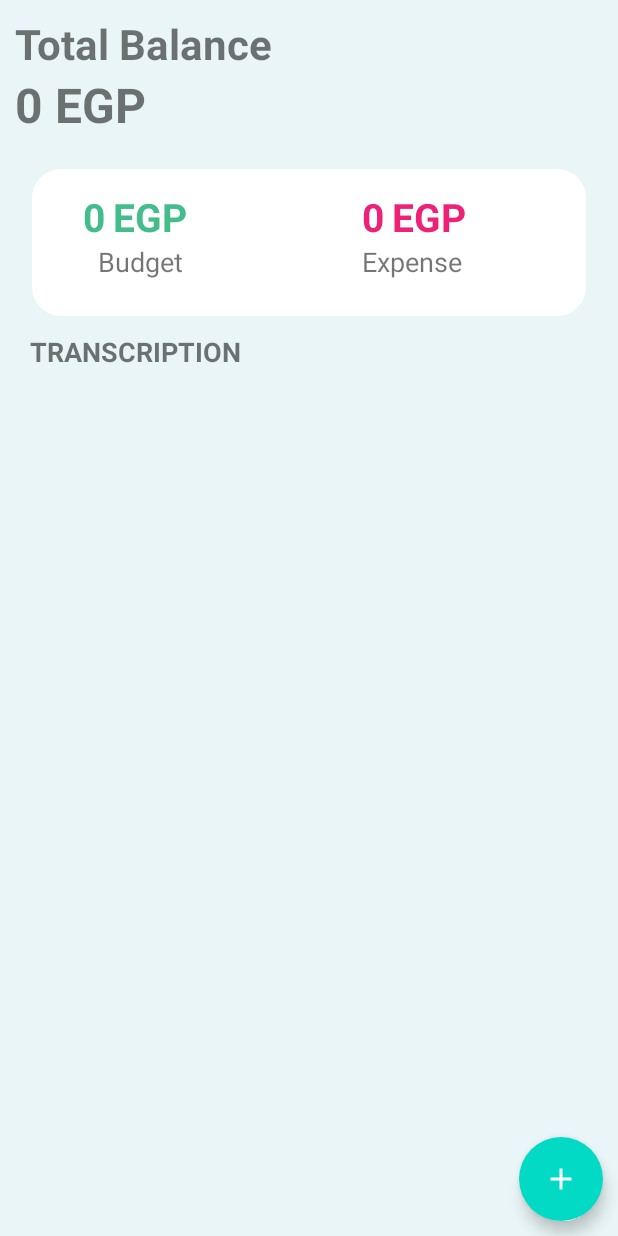
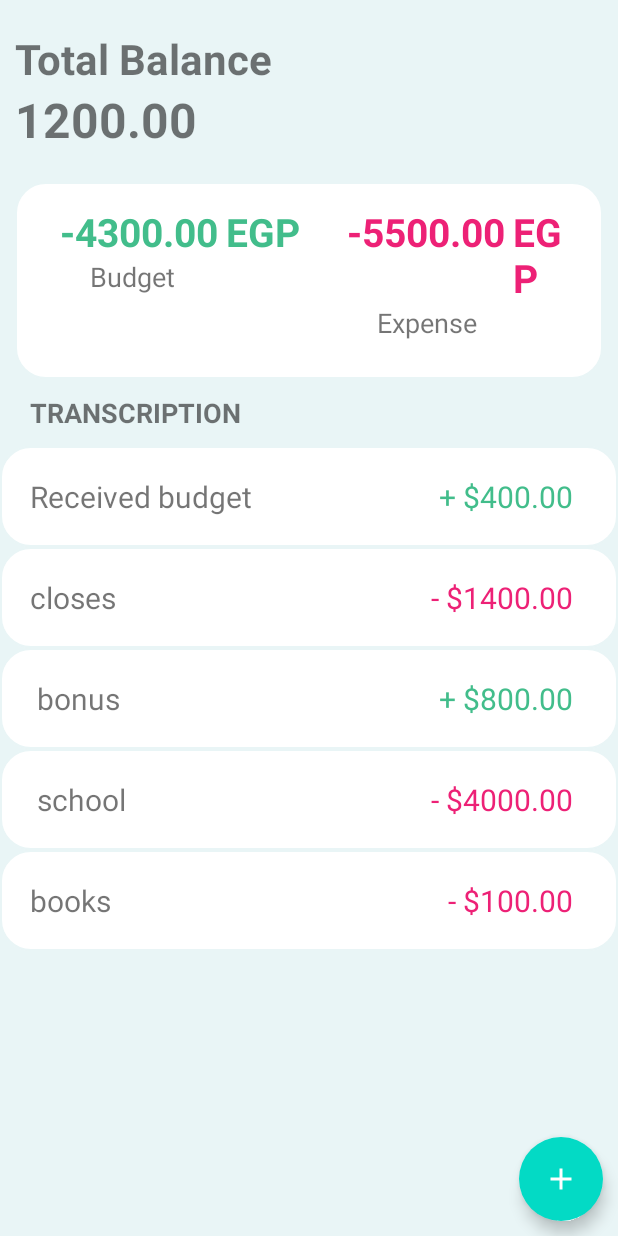
Before and after one commit to ayaAhmedEsmail/My-Money, an Android app: the screen it shows after launch once a user with an empty profile is signed in (MainActivity), on a phone screen of 412 x 824 dp. Run offline under Robolectric (Android 15) with nearby library versions, the light colour scheme and no system bars; our stand-ins replace Firebase (no records; nobody signed in at launch, a user with empty details on screens opened directly).

Commit message:
Main activity UI - Transaction recyclerView

```diff
--- a/app/src/main/AndroidManifest.xml
+++ b/app/src/main/AndroidManifest.xml
@@ -9,7 +9,7 @@
         android:roundIcon="@mipmap/ic_launcher_round"
         android:supportsRtl="true"
         android:theme="@style/Theme.MyMoney">
-        <activity android:name=".ForgotPasswordActivity"></activity>
+        <activity android:name=".login.ForgotPasswordActivity"></activity>
         <activity android:name=".SplashScreen">
             <intent-filter>
                 <action android:name="android.intent.action.MAIN" />
@@ -17,9 +17,9 @@
                 <category android:name="android.intent.category.LAUNCHER" />
             </intent-filter>
         </activity>
-        <activity android:name=".LogInActivity" />
+        <activity android:name=".login.LogInActivity" />
         <activity android:name=".MainActivity" />
-        <activity android:name=".RegisterActivity" />
+        <activity android:name=".login.RegisterActivity" />
     </application>
 
 </manifest>
--- a/app/src/main/java/com/example/mymoney/MainActivity.kt
+++ b/app/src/main/java/com/example/mymoney/MainActivity.kt
@@ -2,21 +2,51 @@ package com.example.mymoney
 
 import androidx.appcompat.app.AppCompatActivity
 import android.os.Bundle
+import androidx.recyclerview.widget.LinearLayoutManager
 import kotlinx.android.synthetic.main.activity_main.*
 
 
 class MainActivity : AppCompatActivity() {
+    private lateinit var transaction: ArrayList<Transaction>
+    private lateinit var transactionAdapter: TransactionAdapter
+    private lateinit var linearLayoutManager: LinearLayoutManager
+
     override fun onCreate(savedInstanceState: Bundle?) {
         super.onCreate(savedInstanceState)
         setContentView(R.layout.activity_main)
 
+        transaction= arrayListOf(
+                Transaction("Received budget",400.0),
+                Transaction("closes",-1400.0),
+                Transaction(" bonus",800.0),
+                Transaction(" school",-4000.0),
+                Transaction("books",-100.0)
+        )
+        transactionAdapter =TransactionAdapter(transaction)
+        linearLayoutManager= LinearLayoutManager(this)
+
+        rcy_budget.apply {
+            adapter = transactionAdapter
+            layoutManager =linearLayoutManager
+        }
+
+        updateDashboard()
+
+    }
 
 
-    /* val userId= intent.getStringExtra("user_id")
-        val mailId = intent.getStringExtra("email_id")
-         txtMailId.text= "User ID :: $userId"
-         txtUsername.text= "Email ID :: $mailId"*/
 
+    private fun updateDashboard(){
+        val totalAmount :Double = transaction.map {
+            it.amount
+        }.sum()
+        val budgetAmount: Double = transaction.filter{
+            it.amount>0
+        }.map{it.amount}.sum()
+        val expensive: Double = totalAmount-budgetAmount
 
+        budget.text = "%.2f".format(totalAmount)
+        balance.text = "%.2f".format(budgetAmount)
+        expense.text = "%.2f".format(expensive)
     }
 }
--- a/app/src/main/java/com/example/mymoney/SplashScreen.kt
+++ b/app/src/main/java/com/example/mymoney/SplashScreen.kt
@@ -1,11 +1,10 @@
 package com.example.mymoney
 
-import android.content.Context
 import android.content.Intent
-import android.content.SharedPreferences
 import androidx.appcompat.app.AppCompatActivity
 import android.os.Bundle
 import android.os.Handler
+import com.example.mymoney.login.RegisterActivity
 
 class SplashScreen : AppCompatActivity() {
 
--- /dev/null
+++ b/app/src/main/java/com/example/mymoney/Transaction.kt
@@ -0,0 +1,5 @@
+package com.example.mymoney
+
+data class Transaction(val label:String, val amount:Double) {
+
+}
--- /dev/null
+++ b/app/src/main/java/com/example/mymoney/TransactionAdapter.kt
@@ -0,0 +1,44 @@
+package com.example.mymoney
+
+import android.content.Context
+import android.view.LayoutInflater
+import android.view.View
+import android.view.ViewGroup
+import android.widget.TextView
+import androidx.core.content.ContextCompat
+import androidx.recyclerview.widget.RecyclerView
+import kotlinx.android.synthetic.main.transaction_layout.view.*
+
+class TransactionAdapter(private  val transaction:ArrayList<Transaction>):
+        RecyclerView.Adapter<TransactionAdapter.TransactionViewHolder>() {
+
+    class TransactionViewHolder(view: View):RecyclerView.ViewHolder(view){
+        val label:TextView= view.txt_label
+        val amount:TextView= view.txt_amount
+
+    }
+
+    override fun onCreateViewHolder(parent: ViewGroup, viewType: Int): TransactionViewHolder {
+        //inflate transaction
+        val view:View = LayoutInflater.from(parent.context).inflate(R.layout.transaction_layout,parent,false)
+        return TransactionViewHolder(view)
+    }
+
+    override fun onBindViewHolder(holder: TransactionViewHolder, position: Int) {
+        val transaction:Transaction = transaction[position]
+        val context:Context =holder.amount.context
+
+        if(transaction.amount >=0 ){
+            holder.amount.text= "+ $%.2f".format(transaction.amount)
+            holder.amount.setTextColor(ContextCompat.getColor(context,R.color.green))
+        }else{
+            holder.amount.text= "- $%.2f".format(Math.abs(transaction.amount))
+            holder.amount.setTextColor(ContextCompat.getColor(context,R.color.colorPrimary))
+        }
+        holder.label.text = transaction.label
+    }
+
+    override fun getItemCount(): Int {
+        return  transaction.size
+    }
+}
--- a/app/src/main/java/com/example/mymoney/ForgotPasswordActivity.kt
+++ b/app/src/main/java/com/example/mymoney/login/ForgotPasswordActivity.kt
@@ -1,8 +1,9 @@
-package com.example.mymoney
+package com.example.mymoney.login
 
 import androidx.appcompat.app.AppCompatActivity
 import android.os.Bundle
 import android.widget.Toast
+import com.example.mymoney.R
 import com.google.firebase.auth.FirebaseAuth
 import kotlinx.android.synthetic.main.activity_forgot_password.*
 
--- a/app/src/main/res/layout/activity_forgot_password.xml
+++ b/app/src/main/res/layout/activity_forgot_password.xml
@@ -6,7 +6,7 @@
     android:layout_height="match_parent"
     android:background="@color/blue_white"
     android:weightSum="4"
-    tools:context=".ForgotPasswordActivity">
+    tools:context=".login.ForgotPasswordActivity">
 
     <androidx.cardview.widget.CardView
         android:id="@+id/crd"
--- a/app/src/main/res/layout/activity_log_in.xml
+++ b/app/src/main/res/layout/activity_log_in.xml
@@ -5,7 +5,7 @@
     android:layout_width="match_parent"
     android:layout_height="match_parent"
     android:background="@drawable/background"
-    tools:context=".LogInActivity">
+    tools:context=".login.LogInActivity">
 
 
     <TextView
--- a/app/src/main/res/layout/activity_main.xml
+++ b/app/src/main/res/layout/activity_main.xml
@@ -12,12 +12,13 @@
         android:layout_width="match_parent"
         android:layout_height="wrap_content"
         android:orientation="vertical"
-        android:paddingTop="10dp">
+        android:paddingTop="20dp">
 
         <TextView
             android:layout_width="match_parent"
             android:layout_height="wrap_content"
             android:paddingStart="10dp"
+            android:layout_marginEnd="10dp"
             android:text="@string/total_Balance"
             android:textSize="28sp"
             android:textStyle="bold" />
@@ -39,9 +40,9 @@
         android:layout_below="@id/balance_layout"
         android:layout_alignParentStart="true"
         android:layout_alignParentEnd="true"
-        android:layout_marginStart="20dp"
+        android:layout_marginStart="10dp"
         android:layout_marginTop="20dp"
-        android:layout_marginEnd="20dp"
+        android:layout_marginEnd="10dp"
         android:background="@drawable/whitebg"
         android:visibility="visible"
         app:layout_constraintEnd_toEndOf="parent"
@@ -52,7 +53,7 @@
             android:layout_width="0dp"
             android:layout_height="wrap_content"
             android:orientation="vertical"
-            android:paddingStart="15dp"
+            android:paddingStart="10dp"
             app:layout_constraintEnd_toStartOf="@+id/guideline"
             app:layout_constraintStart_toStartOf="parent"
             app:layout_constraintTop_toTopOf="@+id/linearLayout2">
@@ -83,7 +84,7 @@
                 android:layout_width="wrap_content"
                 android:layout_height="wrap_content"
                 android:layout_marginBottom="10dp"
-                android:paddingStart="30dp"
+                android:paddingStart="40dp"
                 android:text="Budget"
                 android:textSize="18sp"
                 app:layout_constraintEnd_toStartOf="@+id/guideline"
@@ -105,7 +106,8 @@
             android:layout_height="match_parent"
             android:layout_marginBottom="15dp"
             android:layout_marginTop="15dp"
-            android:paddingStart="15dp"
+            android:paddingEnd="20dp"
+            android:paddingStart="5dp"
             android:orientation="vertical"
             app:layout_constraintBottom_toBottomOf="parent"
             app:layout_constraintEnd_toEndOf="parent"
@@ -138,7 +140,7 @@
                 android:layout_width="wrap_content"
                 android:layout_height="wrap_content"
                 android:layout_marginBottom="10dp"
-                android:paddingStart="20dp"
+                android:paddingStart="40dp"
                 android:text="Expense"
                 android:textSize="18sp"
                 app:layout_constraintBottom_toBottomOf="@+id/imageView"
@@ -165,6 +167,7 @@
         android:layout_marginStart="10dp"
         />
     <androidx.recyclerview.widget.RecyclerView
+        android:id="@+id/rcy_budget"
         android:layout_width="match_parent"
         android:layout_height="match_parent"
         android:layout_below="@id/txt_trns"
--- a/app/src/main/res/layout/activity_register.xml
+++ b/app/src/main/res/layout/activity_register.xml
@@ -5,7 +5,7 @@
     android:layout_width="match_parent"
     android:layout_height="match_parent"
     android:background="@drawable/background"
-    tools:context=".RegisterActivity">
+    tools:context=".login.RegisterActivity">
 
 
     <TextView
--- /dev/null
+++ b/app/src/main/res/layout/transaction_layout.xml
@@ -0,0 +1,31 @@
+<?xml version="1.0" encoding="utf-8"?>
+<LinearLayout xmlns:android="http://schemas.android.com/apk/res/android"
+    android:layout_width="match_parent"
+    android:layout_height="wrap_content"
+    android:gravity="center_vertical"
+    android:clickable="true"
+    android:padding="10dp"
+    android:background="@drawable/whitebg">
+
+    <TextView
+        android:id="@+id/txt_label"
+        android:layout_width="wrap_content"
+        android:layout_height="wrap_content"
+        android:text="Bonus"
+        android:textSize="20dp"
+        android:layout_marginTop="10dp"
+        android:layout_marginBottom="10dp"
+        android:layout_marginStart="10dp"
+        android:layout_weight="1"/>
+    <TextView
+        android:id="@+id/txt_amount"
+        android:layout_width="wrap_content"
+        android:layout_height="wrap_content"
+        android:text="0000$"
+        android:layout_marginTop="10dp"
+        android:textSize="20dp"
+        android:layout_marginEnd="20dp"
+        android:layout_marginBottom="10dp"
+        />
+
+</LinearLayout>
```
Also changed, not shown: app/src/main/java/com/example/mymoney/login/LogInActivity.kt (renamed from app/src/main/java/com/example/mymoney/LogInActivity.kt, +6 -9 lines), app/src/main/java/com/example/mymoney/login/RegisterActivity.kt (renamed from app/src/main/java/com/example/mymoney/RegisterActivity.kt, +5 -6 lines).
